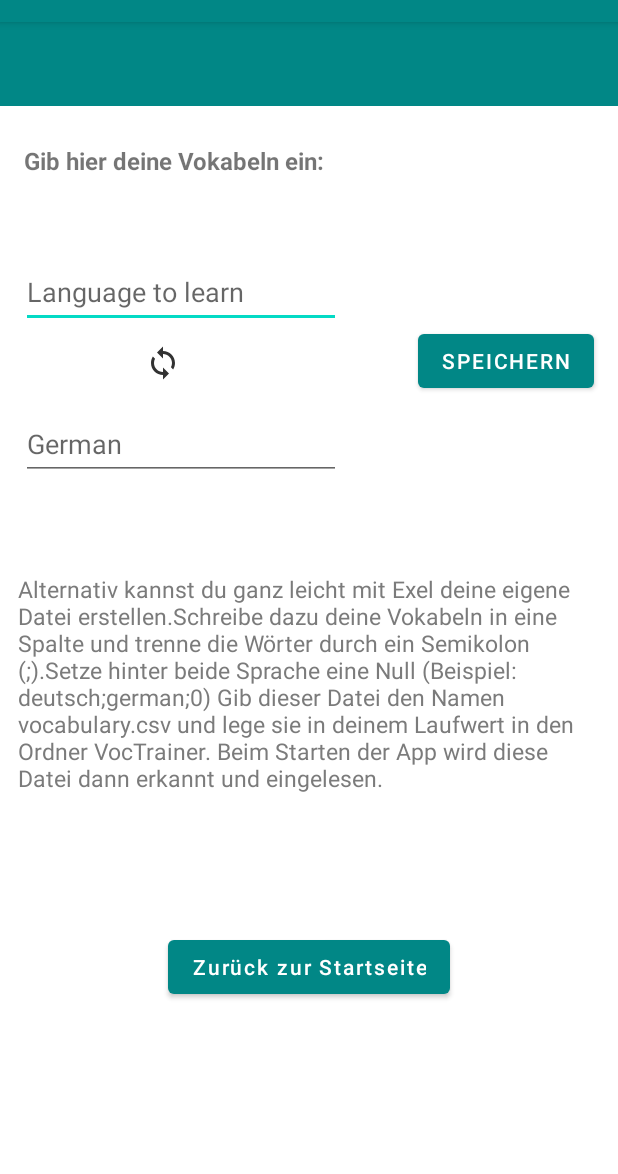
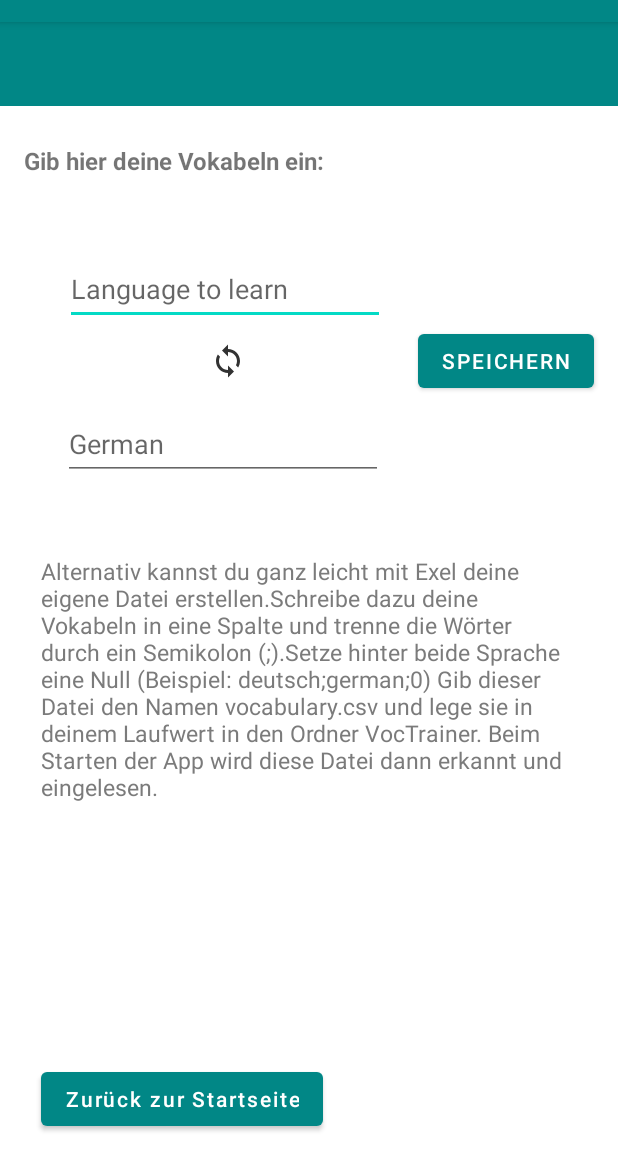
Before and after one commit to DasImperialeEtwas/Vokabeltrainer, an Android app: the InputDataExtern screen opened directly, with no data from a screen before it, on a phone screen of 412 x 824 dp, the part 62-1236 px from its top. Run offline under Robolectric (Android 15) with nearby library versions, the phone set to English and light mode, and no system bars.

Commit message:
Finish 6: Alles überprüft, korrigiert und überarbeitet. Fettich!

```diff
--- a/app/src/main/AndroidManifest.xml
+++ b/app/src/main/AndroidManifest.xml
@@ -20,13 +20,13 @@
             android:name=".InputDataExtern"
             android:exported="false" />
         <activity
-            android:name=".Results"
+            android:name=".ResultsActivity"
             android:exported="false" />
         <activity
             android:name=".AboutActivity"
             android:exported="false" />
         <activity
-            android:name=".ViewInformation"
+            android:name=".TrainingActivity"
             android:exported="false" />
         <activity
             android:name=".MainActivity"
--- a/app/src/main/java/de/brinkhaus/vokabeltrainer/InputDataExtern.java
+++ b/app/src/main/java/de/brinkhaus/vokabeltrainer/InputDataExtern.java
@@ -1,25 +1,25 @@
 package de.brinkhaus.vokabeltrainer;
 
-import androidx.appcompat.app.AppCompatActivity;
-import android.content.Intent;
 import android.os.Bundle;
 import android.os.Environment;
-import android.view.View;
 import android.widget.Button;
 import android.widget.EditText;
 import android.widget.Toast;
 
-import java.io.BufferedWriter;
+import androidx.appcompat.app.AppCompatActivity;
+
 import java.io.File;
+import java.io.FileOutputStream;
+import java.io.IOException;
 
-import java.io.FileInputStream;
-import java.io.FileOutputStream;
-import java.io.FileWriter;
-import java.io.IOException;
-import java.util.ArrayList;
+/*
+ * Main activity of the app.
+ */
 
 public class InputDataExtern extends AppCompatActivity {
-    ArrayList<String> allVocabs = new ArrayList<>();
+    /*
+     * This method is called when the activity is first created.
+     */
     EditText language1;
     EditText language2;
 
@@ -28,9 +28,9 @@ public class InputDataExtern extends AppCompatActivity {
         super.onCreate(savedInstanceState);
         setContentView(R.layout.activity_input_data_extern);
 
-        language1 = (EditText) findViewById(R.id.language1);
-        language2 = (EditText) findViewById(R.id.language2);
-        Button submit = (Button) findViewById(R.id.submit);
+        language1 = findViewById(R.id.language1);
+        language2 = findViewById(R.id.language2);
+        Button submit = findViewById(R.id.submit);
 
         /*
          *EditText field go empty when clicked
@@ -39,8 +39,6 @@ public class InputDataExtern extends AppCompatActivity {
         language1.setOnClickListener(v -> language1.setText(""));
         language2.setOnClickListener(v -> language2.setText(""));
         submit.setOnClickListener(v -> inputVocabs());
-
-        String value1 = language1.getText().toString();
     }
 
     private void inputVocabs() {
@@ -50,10 +48,7 @@ public class InputDataExtern extends AppCompatActivity {
             try {
                 File datafile = new File(Environment.getExternalStoragePublicDirectory("/Voctrainer/").getAbsolutePath(), "vocabulary.csv");
                 FileOutputStream fileOutputStream = new FileOutputStream(datafile,true);
-           /* FileWriter fileWriter = new FileWriter(datafile, true);
-            BufferedWriter bufferedWriter = new BufferedWriter(fileWriter);
-             bufferedWriter.write("\n"+language1.getText().toString() + ";" + language2.getText().toString() + ";" + "0");
-*/
+
                 fileOutputStream.write(("\n"+language1.getText().toString() + ";" + language2.getText().toString() + ";" + "0").getBytes());
                 Toast.makeText(getApplicationContext(),"Speichern erfolgreich", Toast.LENGTH_SHORT).show();
             } catch (IOException e) {
@@ -63,30 +58,5 @@ public class InputDataExtern extends AppCompatActivity {
             language1.setText("");
             language2.setText("");
         }
-        }
-
+    }
 }
-/*
-File datadirectory = Environment.getExternalStoragePublicDirectory("/VocTrainer/");
-            File datafile = new File(datadirectory, "vocabulary.csv");
-            FileOutputStream fileOutputStream = null;
-            try {
-                fileOutputStream = new FileOutputStream(datafile);
-                String tmp ="";
-                for(int x = 0; x<allVocabs.size(); x++){
-                    tmp += allVocabs.get(x)+"\n";
-                }
-                fileOutputStream.write(tmp.getBytes());
-
-            } catch (FileNotFoundException e) {
-                throw new RuntimeException(e);
-            } catch (IOException e) {
-                throw new RuntimeException(e);
-            }
-            startActivity((b));
-
-
-
-
-
- */
--- a/app/src/main/res/drawable/circle.xml
+++ b/app/src/main/res/drawable/circle.xml
@@ -8,7 +8,7 @@
          be false for the ring to appear with color code "#DDD"-->
         <shape
             android:shape="ring"
-            android:thicknessRatio="16"
+            android:thicknessRatio="9"
             android:useLevel="false">
             <solid android:color="#DDD" />
         </shape>
@@ -24,7 +24,7 @@
              endColor of the ring.-->
             <shape
                 android:shape="ring"
-                android:thicknessRatio="16"
+                android:thicknessRatio="9"
                 android:useLevel="true">
                 <gradient
                     android:endColor="@color/teal_700"
--- a/app/src/main/res/layout/activity_input_data_extern.xml
+++ b/app/src/main/res/layout/activity_input_data_extern.xml
@@ -36,14 +36,14 @@
         android:id="@+id/textView6"
         android:layout_width="0dp"
         android:layout_height="0dp"
-        android:layout_marginStart="12dp"
-        android:layout_marginEnd="12dp"
-        android:layout_marginBottom="23dp"
+        android:layout_marginStart="27dp"
+        android:layout_marginEnd="27dp"
+        android:layout_marginBottom="132dp"
         android:text="@string/input_alternative"
         android:textAlignment="viewStart"
         android:textColor="#7B7B7B"
         android:textSize="15sp"
-        app:layout_constraintBottom_toBottomOf="parent"
+        app:layout_constraintBottom_toTopOf="@+id/button2"
         app:layout_constraintEnd_toEndOf="parent"
         app:layout_constraintStart_toStartOf="parent"
         app:layout_constraintTop_toBottomOf="@+id/linearLayout2" />
@@ -52,7 +52,7 @@
         android:id="@+id/linearLayout2"
         android:layout_width="0dp"
         android:layout_height="wrap_content"
-        android:layout_marginBottom="62dp"
+        android:layout_marginBottom="50dp"
         app:layout_constraintBottom_toTopOf="@+id/textView6"
         app:layout_constraintEnd_toEndOf="parent"
         app:layout_constraintStart_toStartOf="parent"
@@ -62,25 +62,24 @@
             android:id="@+id/language1"
             android:layout_width="wrap_content"
             android:layout_height="wrap_content"
-            android:layout_marginTop="9dp"
+            android:layout_marginStart="43dp"
+            android:layout_marginTop="7dp"
             android:ems="10"
             android:hint="Language to learn"
             android:inputType="text"
             android:minHeight="48dp"
             android:onClick="inputVocabs1"
-            app:layout_constraintEnd_toEndOf="@+id/imageView"
-            app:layout_constraintStart_toEndOf="@+id/imageView"
+            app:layout_constraintStart_toStartOf="parent"
             app:layout_constraintTop_toTopOf="parent" />
 
         <ImageView
             android:id="@+id/imageView"
             android:layout_width="wrap_content"
             android:layout_height="wrap_content"
-            android:layout_marginStart="96dp"
-            android:layout_marginTop="11dp"
-            android:layout_marginEnd="157dp"
-            android:layout_marginBottom="18dp"
-            app:layout_constraintBottom_toTopOf="@+id/language2"
+            android:layout_marginStart="139dp"
+            android:layout_marginTop="12dp"
+            android:layout_marginEnd="114dp"
+            android:contentDescription="spinning_arrows"
             app:layout_constraintEnd_toStartOf="@+id/submit"
             app:layout_constraintStart_toStartOf="parent"
             app:layout_constraintTop_toBottomOf="@+id/language1"
@@ -90,19 +89,25 @@
             android:id="@+id/language2"
             android:layout_width="wrap_content"
             android:layout_height="wrap_content"
+            android:layout_marginStart="43dp"
+            android:layout_marginTop="19dp"
+            android:layout_marginEnd="158dp"
             android:ems="10"
             android:hint="German"
             android:inputType="text"
             android:minHeight="48dp"
             app:layout_constraintBottom_toBottomOf="parent"
-            app:layout_constraintEnd_toEndOf="@+id/imageView"
-            app:layout_constraintStart_toEndOf="@+id/imageView" />
+            app:layout_constraintEnd_toEndOf="parent"
+            app:layout_constraintStart_toStartOf="parent"
+            app:layout_constraintTop_toBottomOf="@+id/imageView" />
 
         <Button
             android:id="@+id/submit"
             android:layout_width="wrap_content"
             android:layout_height="wrap_content"
+            android:layout_marginTop="55dp"
             android:layout_marginEnd="16dp"
+            android:layout_marginBottom="55dp"
             android:text="@string/input_save"
             app:layout_constraintBottom_toBottomOf="parent"
             app:layout_constraintEnd_toEndOf="parent"
@@ -114,12 +119,13 @@
         android:id="@+id/button2"
         android:layout_width="wrap_content"
         android:layout_height="wrap_content"
-        android:layout_marginBottom="114dp"
+        android:layout_marginStart="27dp"
+        android:layout_marginBottom="26dp"
         android:onClick="backStart"
         android:text="@string/end_back"
         android:textAllCaps="false"
         app:layout_constraintBottom_toBottomOf="parent"
-        app:layout_constraintEnd_toEndOf="parent"
-        app:layout_constraintStart_toStartOf="parent" />
+        app:layout_constraintStart_toStartOf="parent"
+        app:layout_constraintTop_toBottomOf="@+id/textView6" />
 
 </androidx.constraintlayout.widget.ConstraintLayout>
--- a/app/src/main/res/values/strings.xml
+++ b/app/src/main/res/values/strings.xml
@@ -13,6 +13,7 @@
     <string name="end_all">Gesamt gelöst:</string>
     <string name="new_session">Neue Runde starten</string>
     <string name="end_back">Zurück zur Startseite</string>
+    <string name="ende">zurück</string>
     <string name="input_anweisung">Gib hier deine Vokabeln ein:</string>
     <string name="input_save">Speichern</string>
     <string name="input_alternative">Alternativ kannst du ganz leicht mit Exel deine eigene Datei erstellen.Schreibe dazu deine Vokabeln in eine Spalte und trenne die Wörter durch ein Semikolon (;).Setze hinter beide Sprache eine Null (Beispiel: deutsch;german;0) Gib dieser Datei den Namen "vocabulary.csv" und lege sie in deinem Laufwert in den Ordner "VocTrainer". Beim Starten der App wird diese Datei dann erkannt und eingelesen.</string>
```
Also changed, not shown: app/src/main/java/de/brinkhaus/vokabeltrainer/AboutActivity.java (+0 -10 lines), app/src/main/java/de/brinkhaus/vokabeltrainer/MainActivity.java (+10 -35 lines), app/src/main/java/de/brinkhaus/vokabeltrainer/Results.java (deleted, +0 -66 lines), app/src/main/java/de/brinkhaus/vokabeltrainer/ResultsActivity.java (added, +56 -0 lines), app/src/main/java/de/brinkhaus/vokabeltrainer/Statistic.java (deleted, +0 -8 lines), app/src/main/java/de/brinkhaus/vokabeltrainer/TrainingActivity.java (renamed from app/src/main/java/de/brinkhaus/vokabeltrainer/ViewInformation.java, +22 -25 lines), app/src/main/res/drawable/btn_false.xml (deleted, +0 -13 lines), app/src/main/res/drawable/btn_true.xml (deleted, +0 -13 lines), app/src/main/res/layout/activity_main.xml (+25 -20 lines), app/src/main/res/layout/activity_results.xml (+14 -1 lines), app/src/main/res/layout/activity_training.xml (renamed from app/src/main/res/layout/view_information.xml, +4 -4 lines).
